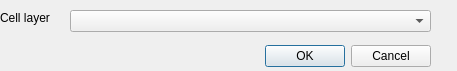
This is CellMaker/ui_cellmaker4.ui in bvthomsen/Cellmaker-qgis as Qt 5 draws it before an edit. The edited form follows.
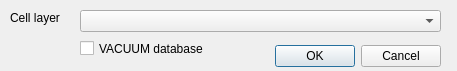
This is the edited form.

Patch:
```diff
--- a/CellMaker/ui_cellmaker4.ui
+++ b/CellMaker/ui_cellmaker4.ui
@@ -19,9 +19,9 @@
    </property>
    <property name="geometry">
     <rect>
-     <x>90</x>
+     <x>270</x>
      <y>40</y>
-     <width>341</width>
+     <width>171</width>
      <height>32</height>
     </rect>
    </property>
@@ -35,9 +35,9 @@
   <widget class="QLabel" name="label">
    <property name="geometry">
     <rect>
-     <x>0</x>
+     <x>10</x>
      <y>10</y>
-     <width>81</width>
+     <width>91</width>
      <height>16</height>
     </rect>
    </property>
@@ -48,13 +48,32 @@
   <widget class="QComboBox" name="cbCells">
    <property name="geometry">
     <rect>
-     <x>70</x>
+     <x>80</x>
      <y>10</y>
      <width>361</width>
      <height>22</height>
     </rect>
    </property>
   </widget>
+  <widget class="QCheckBox" name="cbVacuum">
+   <property name="geometry">
+    <rect>
+     <x>80</x>
+     <y>40</y>
+     <width>131</width>
+     <height>17</height>
+    </rect>
+   </property>
+   <property name="text">
+    <string>VACUUM database</string>
+   </property>
+   <property name="checkable">
+    <bool>true</bool>
+   </property>
+   <property name="checked">
+    <bool>false</bool>
+   </property>
+  </widget>
  </widget>
  <resources/>
  <connections>
```
Left out of the diff: 4 changed lines with no effect on the pictures.
